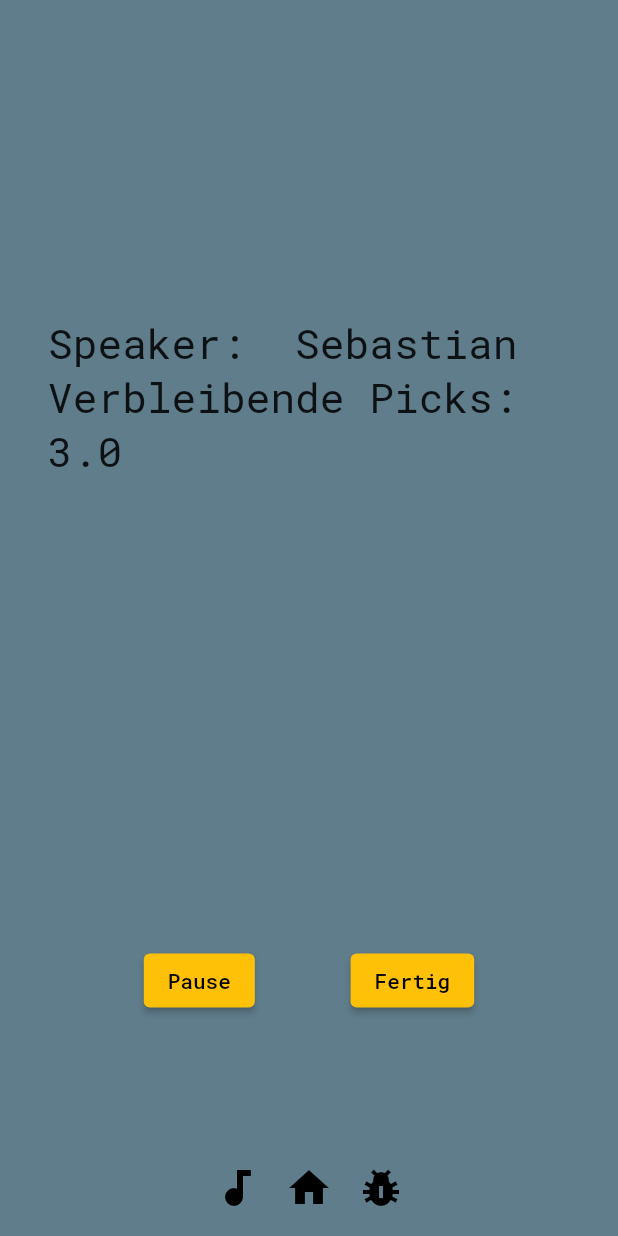
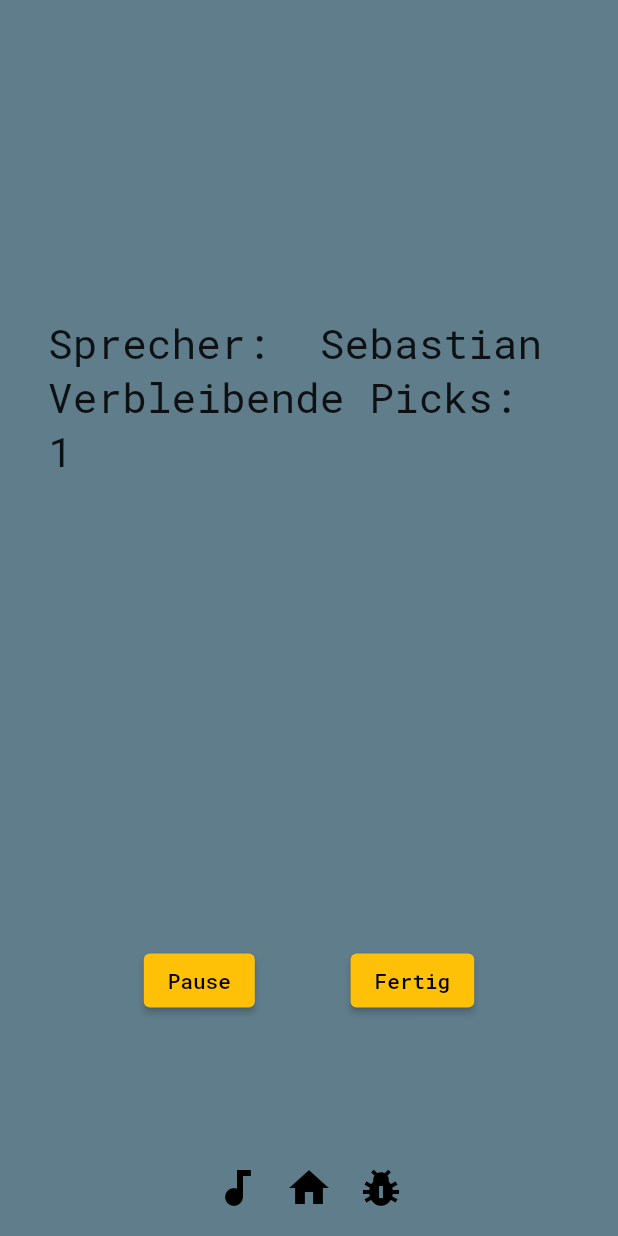
Before and after one commit to mw3155/daily_and_meme, a Flutter app: the TimerPage screen opened by its route, after a tap on "+30 Sekunden", on a phone screen of 412 x 824 dp. Run offline on Flutter 3.47's test engine with Material 2 defaults, Android fonts, the light colour scheme and no system bars; our stand-ins replace google_fonts, numberpicker, rive; missing offline and left inert: flag; statements that could not run were skipped.

Commit message:
💩  RIVE WHY U NOT FILL MY SHAPES???

```diff
--- a/lib/RobotAnimation.dart
+++ b/lib/RobotAnimation.dart
@@ -1,6 +1,8 @@
 import 'package:flutter/material.dart';
 import 'package:flutter/services.dart';
 import 'package:rive/rive.dart';
+
+import 'Util.dart';
 
 class RobotAnimation extends StatefulWidget {
   const RobotAnimation({Key? key}) : super(key: key);
@@ -10,6 +12,13 @@ class RobotAnimation extends StatefulWidget {
 }
 
 class _RobotAnimationState extends State<RobotAnimation> {
+  // TODO use this to stop when time finished; Check sample again w button
+  // TODO use this to stop when time finished; Check sample again w button
+  // TODO use this to stop when time finished; Check sample again w button
+  // TODO use this to stop when time finished; Check sample again w button
+  // TODO use this to stop when time finished; Check sample again w button
+  // TODO use this to stop when time finished; Check sample again w button
+  // TODO use this to stop when time finished; Check sample again w button
   void _togglePlay() {
     if (_controller == null) {
       return;
@@ -31,7 +40,7 @@ class _RobotAnimationState extends State<RobotAnimation> {
     // Load the animation file from the bundle, note that you could also
     // download this. The RiveFile just expects a list of bytes.
 //          RiveAnimation.asset( "animations/animation-robot1.riv",
-    rootBundle.load('assets/animations/animation-robot1.riv').then(
+    rootBundle.load('assets/animations/animation-robot2.riv').then(
       (data) async {
         // Load the RiveFile from the binary data.
         final file = RiveFile.import(data);
@@ -44,7 +53,8 @@ class _RobotAnimationState extends State<RobotAnimation> {
         artboard.addController(_controller = SimpleAnimation('Animation 1'));
         setState(() {
           _riveArtboard = artboard;
-          _riveArtboard!.instance().animationByName("Animation 1")!.animation.speed = 0.05;
+          _riveArtboard!.instance().animationByName("Animation 1")!.animation.speed =
+              1.0 / durationPick.inSeconds;
         });
       },
     );
--- a/lib/TimerPage.dart
+++ b/lib/TimerPage.dart
@@ -1,3 +1,5 @@
+import 'dart:async';
+
 import 'package:flutter/material.dart';
 import 'RobotAnimation.dart';
 
@@ -29,10 +31,20 @@ class _TimerPageState extends State<TimerPage> with SingleTickerProviderStateMix
   }
 
   late AnimationController _controller;
+  late Timer dummyTimer;
+  late int dummySecondsPassed = 0;
 
   @override
   void initState() {
     super.initState();
+
+    // HACK: create a timer to update a dummy value, to trigger rebuild of widget
+    // -> updates the pick-count...lol...
+    dummyTimer = Timer.periodic(Duration(seconds: 1), (Timer t) {
+      setState(() {
+        dummySecondsPassed += 1;
+      });
+    });
 
     _controller = AnimationController(
       vsync: this,
@@ -48,6 +60,8 @@ class _TimerPageState extends State<TimerPage> with SingleTickerProviderStateMix
           _showTimerFinishedDialog();
         } else if (status == AnimationStatus.dismissed) {
           _controller.forward();
+        } else if (status == AnimationStatus.forward) {
+          print("hello");
         }
       },
     );
@@ -65,11 +79,10 @@ class _TimerPageState extends State<TimerPage> with SingleTickerProviderStateMix
         meetingPersons.length <= currentSpeaker ? "null" : meetingPersons[currentSpeaker];
 
     double currentValueInSeconds = (1 - _controller.value) * _controller.duration!.inSeconds;
-    //Duration currentDuration = Duration(seconds: currentValueInSeconds.toInt());
-    double picksLeft = currentValueInSeconds / 10;
-    // TODO: CONT: set state new seconds ...
+    int picksLeft = currentValueInSeconds ~/ durationPick.inSeconds;
 
     double screenWidth = MediaQuery.of(context).size.width;
+
     return Stack(
       children: [
         /*
@@ -97,7 +110,7 @@ class _TimerPageState extends State<TimerPage> with SingleTickerProviderStateMix
               maxDuration: _controller.duration!,
             ),
             */
-            Text("Speaker: \t$speakerName\nVerbleibende Picks: \t$picksLeft"),
+            Text("Sprecher: \t$speakerName\nVerbleibende Picks: \t$picksLeft"),
             RobotAnimation(),
             Padding(padding: EdgeInsets.all(32)),
             Row(
--- a/lib/Util.dart
+++ b/lib/Util.dart
@@ -15,6 +15,9 @@ Duration durationPerPerson = Duration(seconds: 1);
 Duration durationExtraTime = Duration(seconds: 30);
 bool isExtraTime = false;
 bool isTimeStopped = false;
+
+// robot timer
+Duration durationPick = Duration(seconds: 20);
 
 // meme stuff
 int memeCounter = 0;
```
Also changed, not shown: 1 other file.
